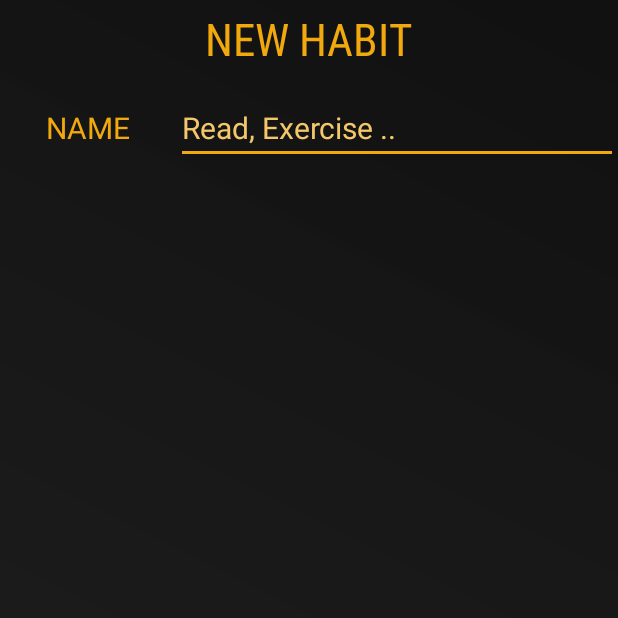
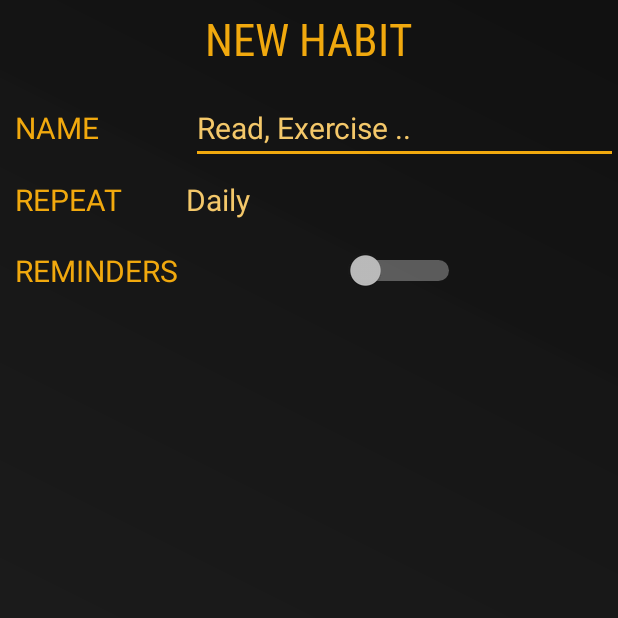
Before and after one commit to ZarifS/habitual-android, an Android app: the AddHabit screen opened directly, with no data from a screen before it, on a phone screen of 412 x 824 dp, the top half of it. Run offline under Robolectric (Android 15) with nearby library versions, the light colour scheme and no system bars.

Commit message:
Added switch and repeat

```diff
--- a/app/src/main/java/com/closedbracket/trackit/AddHabit.java
+++ b/app/src/main/java/com/closedbracket/trackit/AddHabit.java
@@ -2,6 +2,8 @@ package com.closedbracket.trackit;
 
 import android.support.v7.app.AppCompatActivity;
 import android.os.Bundle;
+import android.util.Log;
+import android.view.View;
 
 public class AddHabit extends AppCompatActivity {
 
@@ -10,4 +12,8 @@ public class AddHabit extends AppCompatActivity {
         super.onCreate(savedInstanceState);
         setContentView(R.layout.activity_add_habit);
     }
+
+    public void repeatClick(View view){
+        Log.i("Repeat", "Bringing to next page");
+    }
 }
--- a/app/src/main/res/layout/activity_add_habit.xml
+++ b/app/src/main/res/layout/activity_add_habit.xml
@@ -30,12 +30,11 @@
             android:layout_height="match_parent"
             android:layout_below="@+id/new_habit"
             android:layout_marginTop="10dp"
-            android:orientation="horizontal">
+            android:orientation="vertical">
 
             <LinearLayout
-                android:layout_width="wrap_content"
+                android:layout_width="match_parent"
                 android:layout_height="wrap_content"
-                android:layout_weight="1"
                 android:orientation="horizontal">
 
                 <TextView
@@ -43,8 +42,9 @@
                     android:layout_width="wrap_content"
                     android:layout_height="wrap_content"
                     android:layout_weight="1"
+                    android:padding="10dp"
                     android:text="NAME"
-                    android:textAlignment="center"
+                    android:textAlignment="viewStart"
                     android:textColor="@color/accent_material_dark_1"
                     android:textSize="20sp" />
 
@@ -63,9 +63,75 @@
                     android:textColorHint="@color/text_hint"
                     android:textColorLink="@android:color/background_light"
                     android:textSize="20sp" />
+
+            </LinearLayout>
+
+            <LinearLayout
+                android:layout_width="match_parent"
+                android:layout_height="wrap_content"
+                android:clickable="true"
+                android:onClick="repeatClick"
+                android:orientation="horizontal">
+
+                <TextView
+                    android:id="@+id/repeat_header"
+                    android:layout_width="wrap_content"
+                    android:layout_height="wrap_content"
+                    android:layout_weight="0.91"
+                    android:padding="10dp"
+                    android:text="REPEAT"
+                    android:textAlignment="viewStart"
+                    android:textColor="@color/accent_material_dark_1"
+                    android:textSize="20sp" />
+
+                <TextView
+                    android:id="@+id/repeat_holder"
+                    android:layout_width="wrap_content"
+                    android:layout_height="wrap_content"
+                    android:layout_weight="1.52"
+                    android:clickable="true"
+                    android:ems="10"
+                    android:inputType="none|textPersonName"
+                    android:onClick="repeatClick"
+                    android:text="Daily"
+                    android:textAlignment="textStart"
+                    android:textColor="@color/text_hint"
+                    android:textSize="20sp" />
+            </LinearLayout>
+
+            <LinearLayout
+                android:layout_width="match_parent"
+                android:layout_height="wrap_content"
+                android:orientation="horizontal"
+                android:gravity="center">
+
+                <TextView
+                    android:id="@+id/reminder_header"
+                    android:layout_width="wrap_content"
+                    android:layout_height="wrap_content"
+                    android:padding="10dp"
+                    android:text="REMINDERS"
+                    android:textAlignment="viewStart"
+                    android:textColor="@color/accent_material_dark_1"
+                    android:textSize="20sp" />
+
+                <RelativeLayout
+                    android:layout_width="match_parent"
+                    android:layout_height="wrap_content"
+                    android:layout_weight="1" >
+
+                    <Switch
+                        android:layout_width="wrap_content"
+                        android:layout_height="wrap_content"
+                        android:layout_centerInParent="true"
+                        android:switchMinWidth="80dp" />
+
+                </RelativeLayout>
+
             </LinearLayout>
 
         </LinearLayout>
 
     </RelativeLayout>
+
 </RelativeLayout>
--- a/app/src/main/res/layout/activity_main.xml
+++ b/app/src/main/res/layout/activity_main.xml
@@ -1,5 +1,6 @@
 <?xml version="1.0" encoding="utf-8"?>
-<RelativeLayout xmlns:android="http://schemas.android.com/apk/res/android"
+<RelativeLayout
+    xmlns:android="http://schemas.android.com/apk/res/android"
     xmlns:app="http://schemas.android.com/apk/res-auto"
     xmlns:tools="http://schemas.android.com/tools"
     android:id="@+id/activity_main"
--- a/app/src/main/res/values/colors.xml
+++ b/app/src/main/res/values/colors.xml
@@ -3,5 +3,5 @@
     <color name="accent_material_dark_1">#f1a90e</color>
     <color name="primary_material_dark">#2d2d2d</color>
     <color name="text_hint">#f4c86a</color>
-    <color name="accent_material_dark_2">#ffd740</color>
+    <color name="accent_material_dark_2">#8fffd740</color>
 </resources>
```
